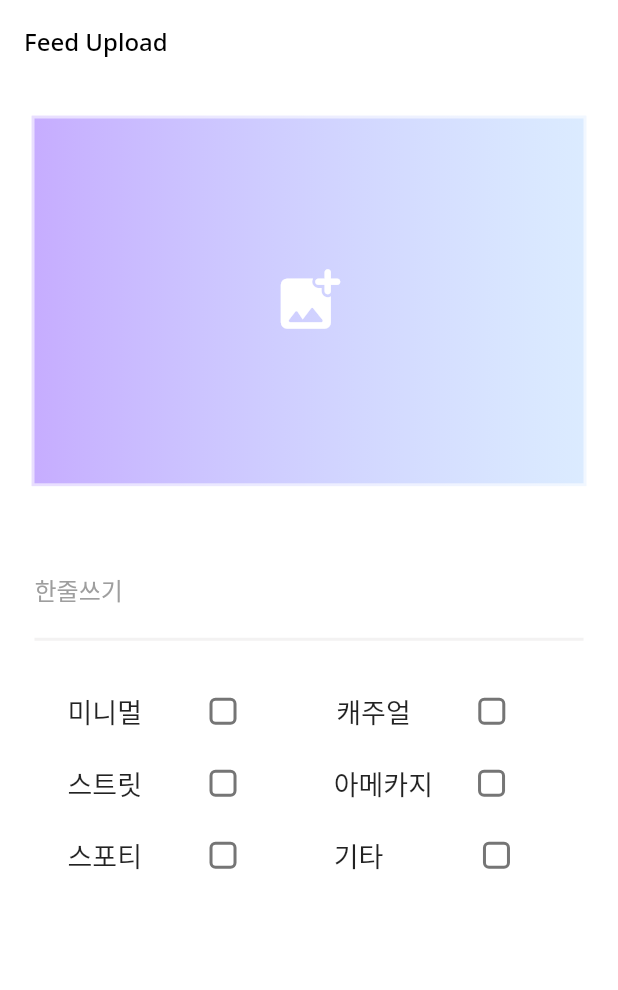
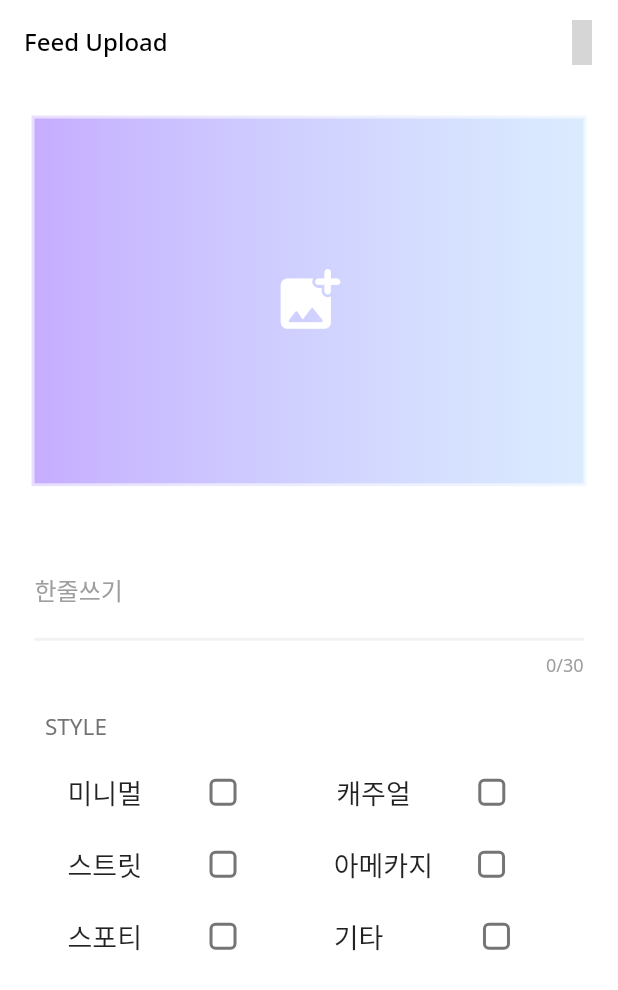
Before and after one commit to Team-WHITEBOX/HowLook-FrontEnd, a Flutter app: the FeedUpload widget shown alone on an empty page, opened directly, on a phone screen of 412 x 824 dp. Shown: the top 990 px of the screen. Run offline on Flutter 3.47's test engine with Material 2 defaults, Android fonts, the phone set to English and light mode, and no system bars; drawn by our look-alikes of glass_kit; our stand-ins replace dio, flutter_datetime_picker, flutter_secure_storage, flutter_swiper, material_design_icons_flutter, smooth_page_indicator and 1 more; missing offline and left inert: flutter_animated_button, flutter_web_auth, kakao_flutter_sdk, kakao_flutter_sdk_user, slidable_button; accounts and stored records are empty; network calls fail; grey boxes are pictures that could not be loaded.

Commit message:
글자수제한완성

```diff
--- a/lib/feed/component/main_feed_card.dart
+++ b/lib/feed/component/main_feed_card.dart
@@ -57,9 +57,9 @@ class MainFeedCard extends StatelessWidget {
                 const SizedBox(width: 10.0),
                 CircleAvatar(
                   radius: 18.0,
-                  backgroundImage: Image.asset(
-                    //'http://$API_SERVICE_URI/photo/${userPostInfo.profilePhoto}',
-                    'asset/img/Profile/HL1.JPG',
+                  backgroundImage: Image.network(
+                    'https://howlook-s3-bucket.s3.ap-northeast-2.amazonaws.com/00e97e2b-16f3-424a-85f6-66700f3c4506_check.JPG',
+                    //'asset/img/Profile/HL1.JPG',
                     fit: BoxFit.cover,
                   ).image,
                 ),
--- a/lib/main.dart
+++ b/lib/main.dart
@@ -1,9 +1,10 @@
 import 'package:flutter/material.dart';
 import 'package:howlook/common/const/data.dart';
 import 'package:howlook/user/view/splash_screen.dart';
-import 'package:kakao_flutter_sdk_user/kakao_flutter_sdk_user.dart';
+import 'package:kakao_flutter_sdk/kakao_flutter_sdk_user.dart';
 
 void main() {
+  WidgetsFlutterBinding.ensureInitialized();
   KakaoSdk.init(
     nativeAppKey: 'fee362483928c6b3bbbb934a9996d8cb'
   );
--- a/lib/tournament/select/tournament_select_screen.dart
+++ b/lib/tournament/select/tournament_select_screen.dart
@@ -4,6 +4,7 @@ import 'package:howlook/common/layout/default_layout.dart';
 import 'package:howlook/tournament/select/rect_clipper.dart';
 import 'package:howlook/tournament/select/BeforeAfterScreen.dart';
 import 'package:slidable_button/slidable_button.dart';
+import 'package:flutter_datetime_picker/flutter_datetime_picker.dart';
 
 class TournamentIng extends StatefulWidget {
   const TournamentIng({Key? key}) : super(key: key);
@@ -21,7 +22,7 @@ class _TournamentIngState extends State<TournamentIng> {
   ];
 
   String result = "";
-  int _value = 1;
+  int _value = 0;
 
   @override
   Widget build(BuildContext context) {
--- a/lib/upload/feed_upload_screen.dart
+++ b/lib/upload/feed_upload_screen.dart
@@ -2,6 +2,8 @@ import 'package:flutter/material.dart';
 import 'package:howlook/common/const/colors.dart';
 import 'package:howlook/common/layout/default_layout.dart';
 import 'package:glass_kit/glass_kit.dart';
+import 'package:material_design_icons_flutter/material_design_icons_flutter.dart';
+import 'package:howlook/upload/inputFormatter.dart';
 
 class FeedUpload extends StatefulWidget {
   const FeedUpload({Key? key}) : super(key: key);
@@ -27,10 +29,28 @@ class _FeedUploadState extends State<FeedUpload> {
     ),
   );
 
+  final _myController = TextEditingController();
+  int maxLength = 30;
+
+  @override
+  void initState() {
+    super.initState();
+    _myController.addListener(_printLatestValue);
+  }
+
+  void _printLatestValue() {
+    print("hi: ${_myController.text}");
+  }
+
   @override
   Widget build(BuildContext context) {
     return DefaultLayout(
       title: 'Feed Upload',
+      actions: <Widget>[
+        IconButton(onPressed: () {
+          //업로드 기능 구현
+        }, icon: Icon(MdiIcons.progressUpload, size: 30,)),
+      ],
       child: SingleChildScrollView(
         child: SafeArea(
           child: Padding(
@@ -90,11 +110,12 @@ class _FeedUploadState extends State<FeedUpload> {
                     child: Padding(
                       padding: EdgeInsets.all(10.0),
                       child: TextField(
-                        maxLength: 30, // 문자길이 제한
+                        maxLength: this.maxLength,
                         keyboardType: TextInputType.text,
-                        controller: myController,
+                        controller: _myController,
                         cursorColor: PRIMARY_COLOR,
                         style: TextStyle(decorationColor: Colors.grey),
+                        inputFormatters: [Utf8LengthLimitingTextInputFormatter(maxLength)],
                         decoration: InputDecoration(
                             border: baseBorder,
                             enabledBorder: baseBorder,
@@ -104,21 +125,34 @@ class _FeedUploadState extends State<FeedUpload> {
                                   color: PRIMARY_COLOR,
                                 )
                             ),
-                          labelText: '한줄쓰기',
-                          labelStyle: TextStyle(color: Colors.grey),
-                          hintText: '간단한 글을 남겨보세요:)',
-                          counterText: '', // counter text를 비움으로 설정
-                          counterStyle: TextStyle(color: Colors.grey)
+                            labelText: '한줄쓰기',
+                            labelStyle: TextStyle(color: Colors.grey),
+                            hintText: '간단한 글을 남겨보세요:)',
+                            counterStyle: TextStyle(color: Colors.grey)
                         ),
-                        onChanged: (value) {},
                       ),
-                    )),
+                    )
+                ),
                 const SizedBox(
                   height: 5,
                 ),
                 Column(
-                  mainAxisAlignment: MainAxisAlignment.center,
                   children: [
+                    Container(
+                      alignment: Alignment.centerLeft,
+                      margin: EdgeInsets.only(left: 25.0, top: 0.0,right: 0.0,bottom: 0.0),
+                      child: Text(
+                      "STYLE",
+                      style: TextStyle(
+                        fontFamily: 'NotoSans',
+                        fontSize: 15,
+                        fontWeight: FontWeight.w400,
+                        color: BODY_TEXT_COLOR,
+                      ),
+                    ),),
+                    const SizedBox(
+                      height: 10,
+                    ),
                     Row(
                       children: <Widget>[
                         const SizedBox(width: 40),
```
Also changed, not shown: lib/feed/view/main_feed_detail_screen.dart (+5 -5 lines), lib/tournament/past_tournament_screen.dart (+30 -5 lines), lib/upload/inputFormatter.dart (added, +58 -0 lines), lib/upload/review_upload_screen.dart (+25 -17 lines), lib/user/view/profile/infoSetup/setting_list.dart (+32 -49 lines), lib/user/view/profile/profile_screen.dart (+19 -0 lines), lib/user/view/signin/main_login_screen.dart (+9 -9 lines), 5 other files.
